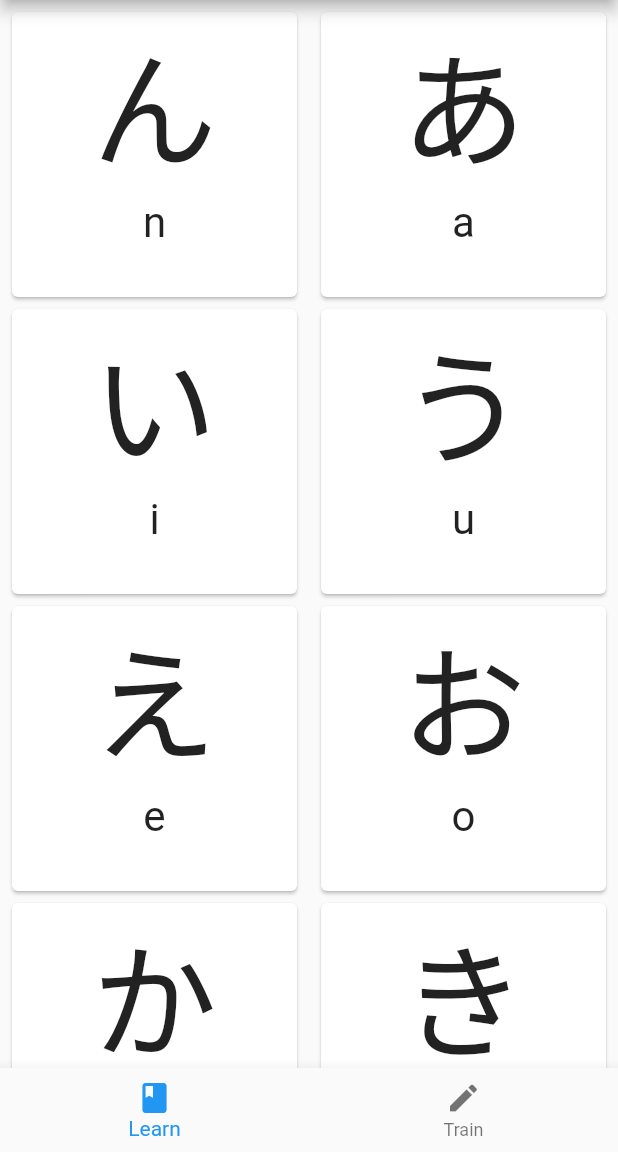
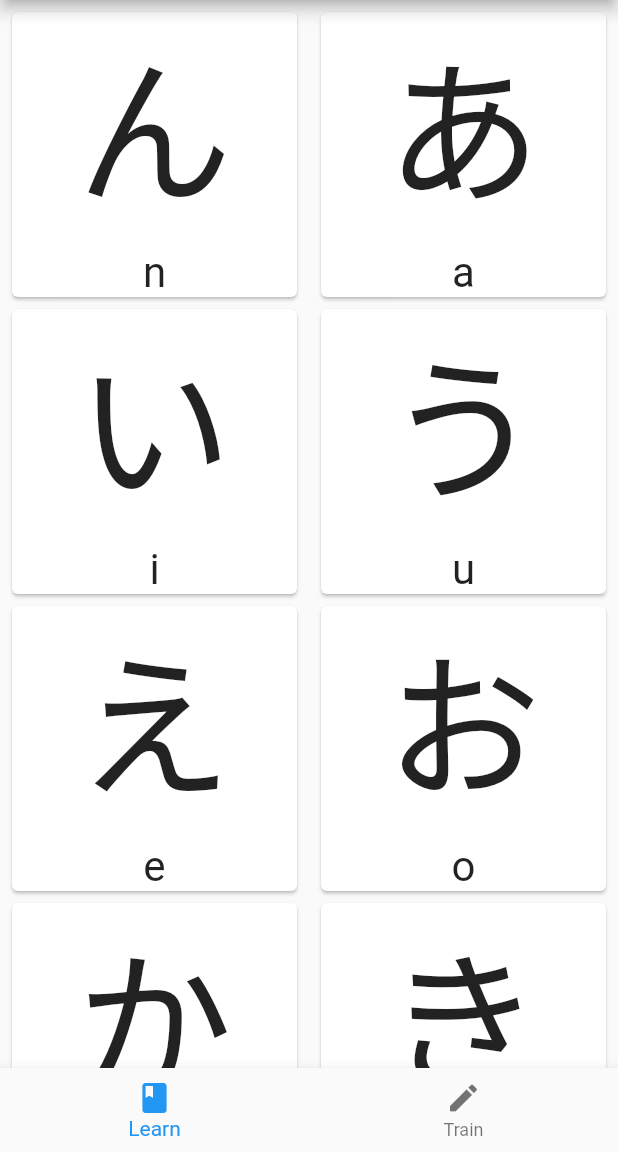
Before and after one commit to smasson99/Tp3-ProgMobile-Session-06, a Flutter app: the screen it shows after launch, on a phone screen of 412 x 824 dp, the part 84-1236 px from its top. Run offline on Flutter 3.47's test engine with Material 2 defaults, Android fonts, the phone set to English and light mode, and no system bars.

```diff
--- a/lib/app/learn.dart
+++ b/lib/app/learn.dart
@@ -13,10 +13,14 @@ class Learn extends StatelessWidget {
       children: List.generate(Hiraganas.length, (index) {
         return Card(
           child: Column(children: <Widget>[
-            Center(
-              child: Text(
-                Hiraganas.keys.elementAt(index),
-                textScaleFactor: 6,
+            Expanded(
+              child:FittedBox(
+                fit: BoxFit.contain,
+                child: Center(
+                  child: Text(
+                    Hiraganas.keys.elementAt(index),
+                  ),
+                ),
               ),
             ),
             Center(
```
